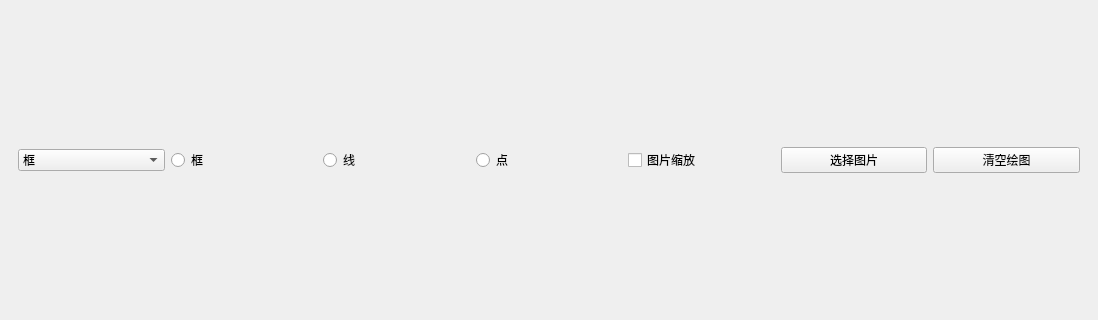
Above: PictureFrameDemo/mainwindow.ui from BAOfanTing/CPP_Study before the change; both pictures show x 0 to 1098 and y 189 to 509 of the 1098 by 720 pixel window. Below: the same form after it.
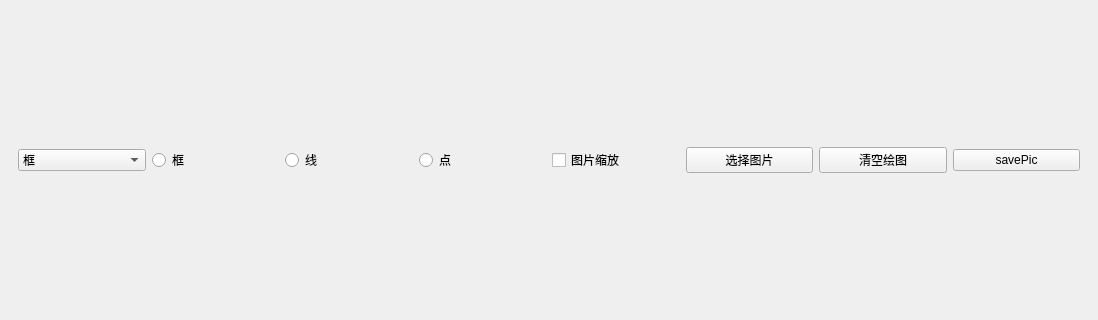
That is the form after the change.

```diff
--- a/PictureFrameDemo/mainwindow.ui
+++ b/PictureFrameDemo/mainwindow.ui
@@ -85,6 +85,13 @@
          </property>
         </widget>
        </item>
+       <item>
+        <widget class="QPushButton" name="btn_Save">
+         <property name="text">
+          <string>savePic</string>
+         </property>
+        </widget>
+       </item>
       </layout>
      </widget>
     </item>
```
